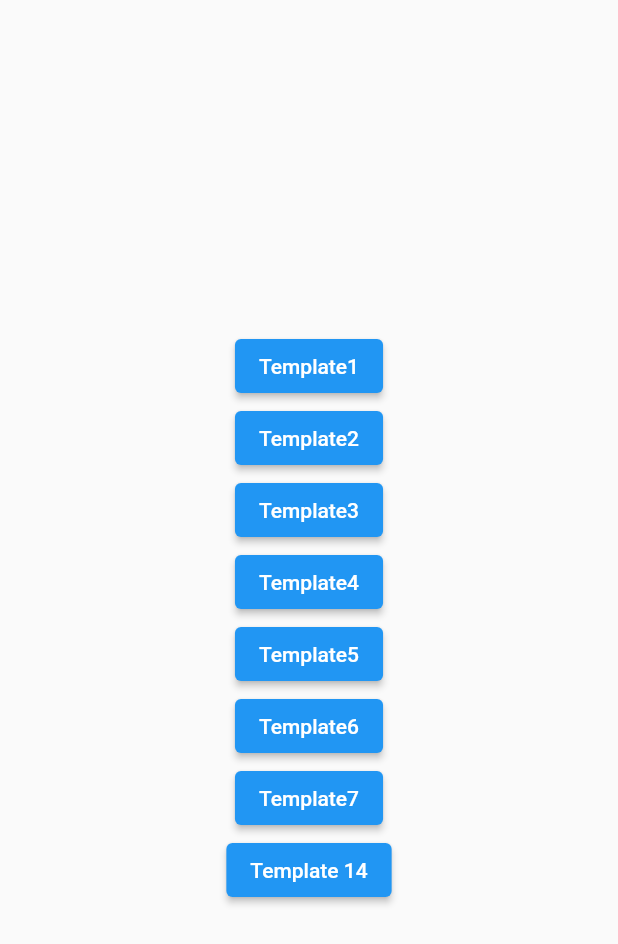
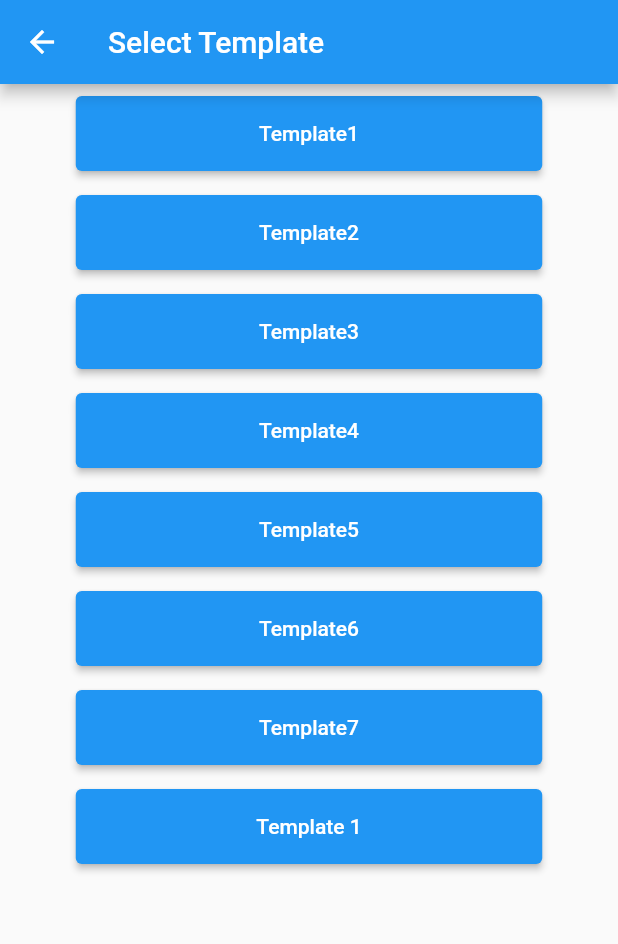
Before and after one commit to ashu2902/Resume_OnePercent, a Flutter app: the TemplateList screen opened directly, after a tap on "Template6", on a phone screen of 412 x 824 dp. Shown: the top 944 px of the screen. Run offline on Flutter 3.47's test engine with Material 2 defaults, Android fonts, the phone set to English and light mode, and no system bars; our stand-ins replace image_picker, open_file, pdf, shared_preferences; accounts and stored records are empty.

Commit message:
template list UI changed

```diff
--- a/lib/Screens/SkillsInfo.dart
+++ b/lib/Screens/SkillsInfo.dart
@@ -11,7 +11,6 @@ class SkillsInfo extends StatefulWidget {
 Future<bool> saveData(skill1, skill2, skill3) async {
   SharedPreferences prefs = await SharedPreferences.getInstance();
   prefs.setString("Skill1", skill1);
-
   prefs.setString("Skill2", skill2);
   prefs.setString("Skill3", skill3);
   // ignore: deprecated_member_use
--- a/lib/Screens/TemplateList.dart
+++ b/lib/Screens/TemplateList.dart
@@ -19,11 +19,19 @@ class TemplateList extends StatefulWidget {
 class _TemplateListState extends State<TemplateList> {
   @override
   Widget build(BuildContext context) {
+    final _width = MediaQuery.of(context).size.width;
+
     return Scaffold(
-      body: Container(
+      appBar: AppBar(
+        title: Text('Select Template'),
+      ),
+      body: SingleChildScrollView(
         child: Center(
+          child: Container(
+            width: _width / 1.26,
             child: Column(
               mainAxisAlignment: MainAxisAlignment.center,
+              crossAxisAlignment: CrossAxisAlignment.stretch,
               children: [
                 //template 1
                 TemplateButton(
@@ -59,7 +67,7 @@ class _TemplateListState extends State<TemplateList> {
                           '${prefs.getString('ProjectDesc2')}');
                       Template1.openFile(pdfFile);
                     },
-                child: Text('Template1')),
+                    title: 'Template1'),
 
                 //template2
                 TemplateButton(
@@ -94,7 +102,7 @@ class _TemplateListState extends State<TemplateList> {
                       );
                       PdfApi2.openFile(template2);
                     },
-                child: Text('Template2')),
+                    title: 'Template2'),
 
                 //Template 3
                 TemplateButton(
@@ -129,7 +137,7 @@ class _TemplateListState extends State<TemplateList> {
                       );
                       Pdf.openFile(pdf);
                     },
-                child: Text('Template3')),
+                    title: 'Template3'),
                 //Template4
                 TemplateButton(
                     onPressed: () async {
@@ -158,7 +166,7 @@ class _TemplateListState extends State<TemplateList> {
                           '${prefs.getString('Eddate2')}');
                       Template4.openFile(template4);
                     },
-                child: Text('Template4')),
+                    title: 'Template4'),
                 //Template5
                 TemplateButton(
                     onPressed: () async {
@@ -183,26 +191,28 @@ class _TemplateListState extends State<TemplateList> {
                       );
                       Template5.openFile(template5);
                     },
-                child: Text('Template5')),
+                    title: 'Template5'),
 
                 //Template6
                 TemplateButton(
                     onPressed: () async {
                       SharedPreferences prefs =
                           await SharedPreferences.getInstance();
-                  final template6 = await Template6.generateTemplate();
+                      final template6 =
+                          await Template6.generateTemplate("Ashutosh");
                       Template6.openFile(template6);
                     },
-                child: Text('Template6')),
+                    title: 'Template6'),
 
                 //Template7
                 TemplateButton(
                   onPressed: () async {
-                SharedPreferences prefs = await SharedPreferences.getInstance();
+                    SharedPreferences prefs =
+                        await SharedPreferences.getInstance();
                     final pdf = await Template7.generateText();
                     Template7.openFile(pdf);
                   },
-              child: Text('Template7'),
+                  title: 'Template7',
                 ),
 
                 TemplateButton(
@@ -212,22 +222,30 @@ class _TemplateListState extends State<TemplateList> {
                       final pdf = await Template14.generateText();
                       Template14.openFile(pdf);
                     },
-                child: Text('Template 14'))
+                    title: 'Template 1')
               ],
-        )),
+            ),
+          ),
+        ),
       ),
     );
   }
 }
 
 class TemplateButton extends StatelessWidget {
-  TemplateButton({required this.onPressed, required this.child});
+  TemplateButton({required this.onPressed, required this.title});
   final onPressed;
-  final child;
+  final title;
   @override
   Widget build(BuildContext context) {
-    return Container(
-      child: ElevatedButton(onPressed: this.onPressed, child: this.child),
+    return Padding(
+      padding: const EdgeInsets.all(8.0),
+      child: Container(
+        child: ElevatedButton(
+            onPressed: this.onPressed,
+            child:
+                Container(height: 50, child: Center(child: Text(this.title)))),
+      ),
     );
   }
 }
--- a/lib/Templates/template6.dart
+++ b/lib/Templates/template6.dart
@@ -19,7 +19,7 @@ class Template6 {
     color: PdfColors.lightBlueAccent,
   );
 
-  static Future<File> generateTemplate() async {
+  static Future<File> generateTemplate(name) async {
     final pdf = pw.Document();
     pdf.addPage(
       pw.Page(
@@ -33,7 +33,7 @@ class Template6 {
                     //Name
                     pw.Container(
                       child: pw.Text(
-                        'Jason M.Bourassa',
+                        '$name',
                         style: pw.TextStyle(
                           fontWeight: pw.FontWeight.bold,
                           fontSize: 30,
```
Lines whose indentation alone changed are shown as unchanged.
